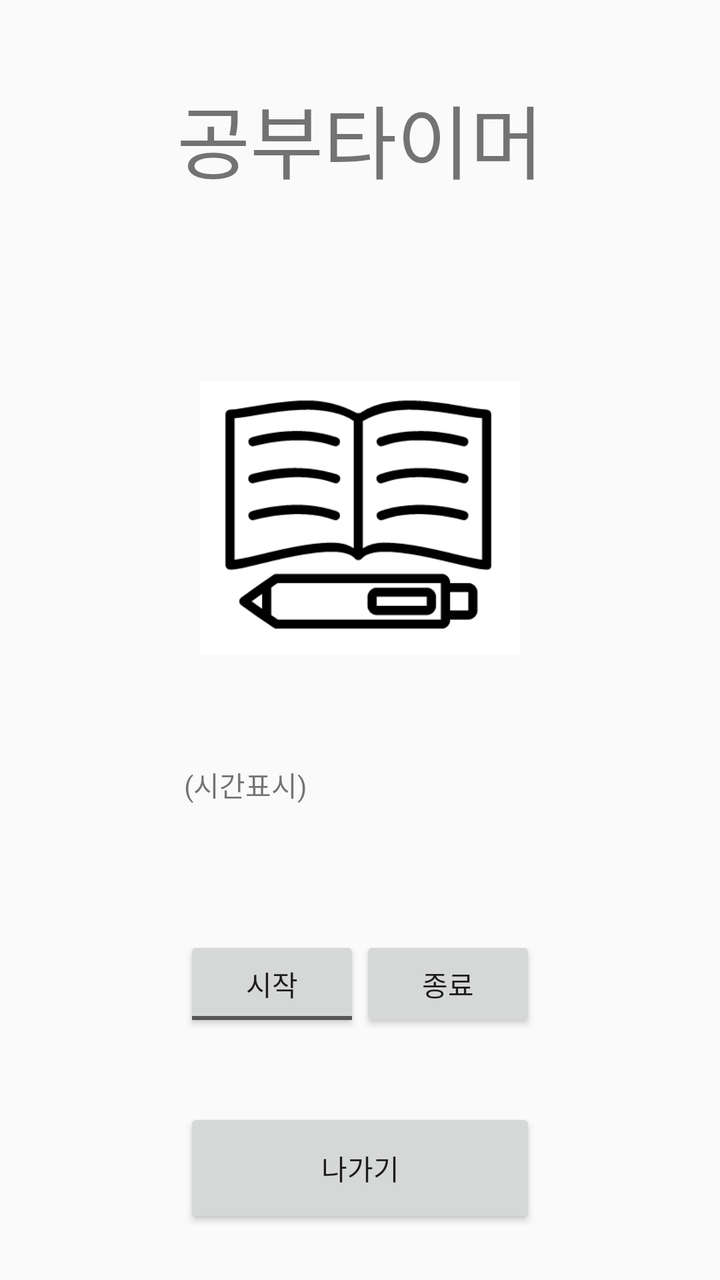
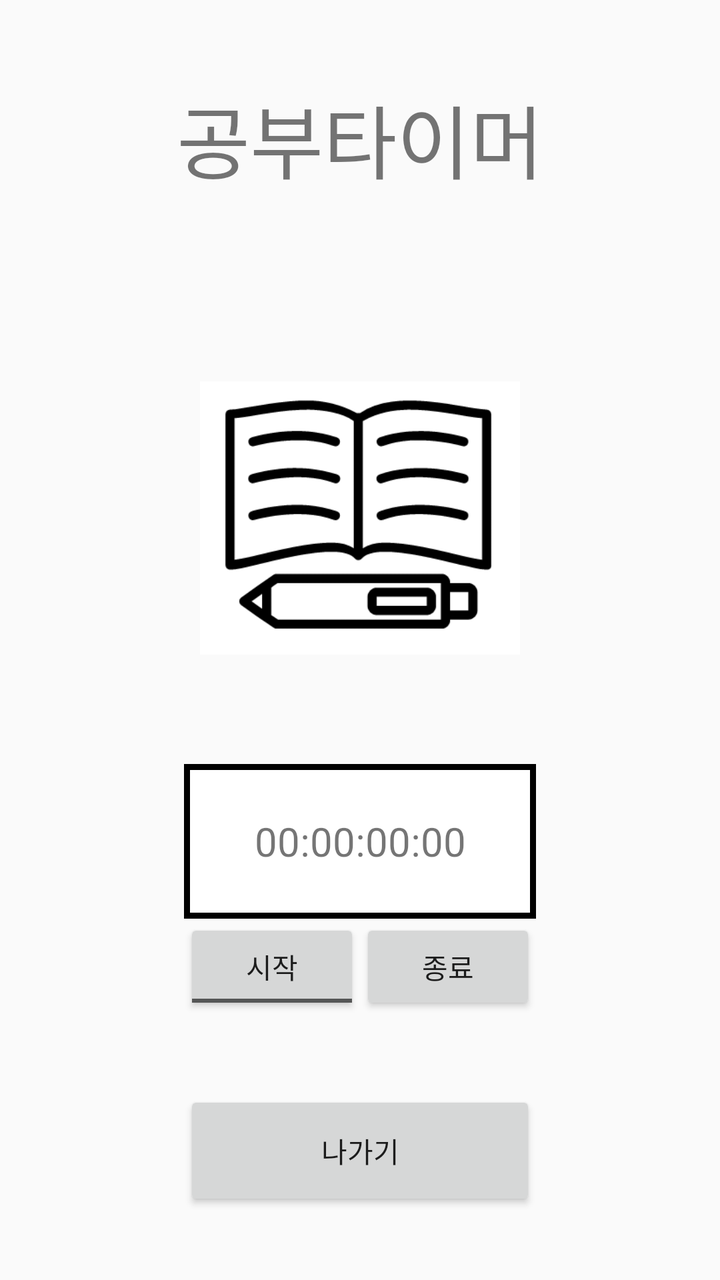

An Android layout rendered at two revisions. The XML below is the earlier revision; the diff shows what the commit changed to produce the second picture.
<!-- AndroidManifest.xml: application theme AppTheme -->
<!-- res/layout/activity_study_function.xml -->
<?xml version="1.0" encoding="utf-8"?>
<LinearLayout xmlns:android="http://schemas.android.com/apk/res/android"
    xmlns:app="http://schemas.android.com/apk/res-auto"
    xmlns:tools="http://schemas.android.com/tools"
    android:layout_width="match_parent"
    android:layout_height="match_parent"
    tools:context=".Study_function"
    android:orientation="vertical">


        <LinearLayout
            android:layout_width="match_parent"
            android:layout_height="match_parent"
            android:weightSum="5"
            android:layout_gravity="center"
            android:orientation="vertical">
            <TextView
                android:layout_width="wrap_content"
                android:layout_height="0dp"
                android:layout_gravity="center"
                android:text="공부타이머"
                android:layout_marginTop="40dp"
                android:layout_weight="1"
                android:textSize="40dp"/>

            <ImageView
                android:id="@+id/study_state"
                android:src="@drawable/study_off"
                android:layout_gravity="center"
                android:layout_weight="1"
                android:layout_width="160dp"
                android:layout_height="160dp"
                android:layout_marginTop="10dp"/>

            <LinearLayout
                android:layout_width="wrap_content"
                android:layout_height="0dp"
                android:orientation="vertical"
                android:layout_marginTop="0dp"
                android:layout_gravity="center"
                android:layout_weight="3"
                android:weightSum="3">
                <TextView
                    android:id="@+id/studytimer_time"
                    android:layout_width="wrap_content"
                    android:layout_height="0dp"
                    android:text="(시간표시)"
                    android:layout_weight="1"/>

                <LinearLayout
                    android:layout_width="wrap_content"
                    android:layout_height="0dp"
                    android:layout_gravity="center_horizontal"
                    android:layout_weight="1">
                    <ToggleButton
                        android:id="@+id/timer_start"
                        android:layout_width="wrap_content"
                        android:layout_height="wrap_content"
                        android:textOff="시작"
                        android:textOn="중단" /> //togglebutton 자꾸 오류남...
                    <Button
                        android:id="@+id/timer_finish"
                        android:layout_width="wrap_content"
                        android:layout_height="wrap_content"
                        android:text="종료"
                        />
                </LinearLayout>

                <Button
                    android:layout_width="match_parent"
                    android:layout_height="0dp"
                    android:layout_weight="0.7"
                    android:text="나가기"
                    android:id="@+id/exit2"/>
            </LinearLayout>



        </LinearLayout>


</LinearLayout>
<!-- resources referenced by this layout -->
<resources>
  <!-- drawable study_off: png bitmap (drawable, 7536 bytes) -->
  <style name="AppTheme" parent="Theme.AppCompat.Light.DarkActionBar">
          
          <item name="colorPrimary">@color/colorPrimary</item>
          <item name="colorPrimaryDark">@color/colorPrimaryDark</item>
          <item name="colorAccent">@color/colorAccent</item>
      </style>
  <color name="colorPrimary">#A4A28D</color>
  <color name="colorPrimaryDark">#FFFFFF</color>
  <color name="colorAccent">#03DAC5</color>
</resources>

<!-- the commit's change to res/layout/activity_study_function.xml (unified diff, before → after) -->
@@ -42,10 +42,14 @@
                 android:weightSum="3">
                 <TextView
                     android:id="@+id/studytimer_time"
-                    android:layout_width="wrap_content"
+                    android:layout_width="match_parent"
+                    android:gravity="center"
+                    android:textAlignment="center"
+                    android:textSize="20dp"
+                    android:background="@drawable/edge"
                     android:layout_height="0dp"
-                    android:text="(시간표시)"
-                    android:layout_weight="1"/>
+                    android:text="00:00:00:00"
+                    android:layout_weight="0.9"/>
 
                 <LinearLayout
                     android:layout_width="wrap_content"
@@ -57,13 +61,12 @@
                         android:layout_width="wrap_content"
                         android:layout_height="wrap_content"
                         android:textOff="시작"
-                        android:textOn="중단" /> //togglebutton 자꾸 오류남...
+                        android:textOn="중단" />
                     <Button
                         android:id="@+id/timer_finish"
                         android:layout_width="wrap_content"
                         android:layout_height="wrap_content"
-                        android:text="종료"
-                        />
+                        android:text="종료" />
                 </LinearLayout>
 
                 <Button
<!-- resource entries referenced after the edit -->
@@ -1,5 +1,16 @@
 <!-- resources referenced by this layout -->
 <resources>
+  <!-- drawable edge (drawable) -->
+  <?xml version="1.0" encoding="utf-8"?>
+  <layer-list xmlns:android="http://schemas.android.com/apk/res/android">
+      <item>
+          <shape android:shape="rectangle">
+              <stroke android:width = "3dp" android:color ="#000000"/>
+              <solid android:color="#FFFFFF"/>
+          </shape>
+      </item>
+  
+  </layer-list>
   <!-- drawable study_off: png bitmap (drawable, 7536 bytes) -->
   <style name="AppTheme" parent="Theme.AppCompat.Light.DarkActionBar">
           
